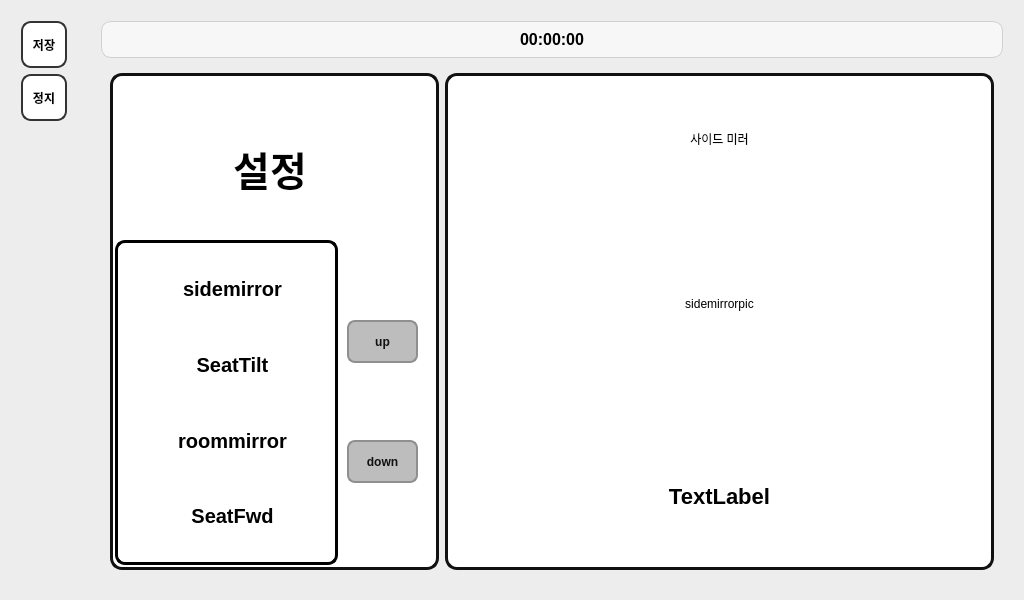
The window that MainView/mainview.ui (HYPER-MOB/2025ESWContest_mobility_6099) describes before a commit, drawn with Qt 5.
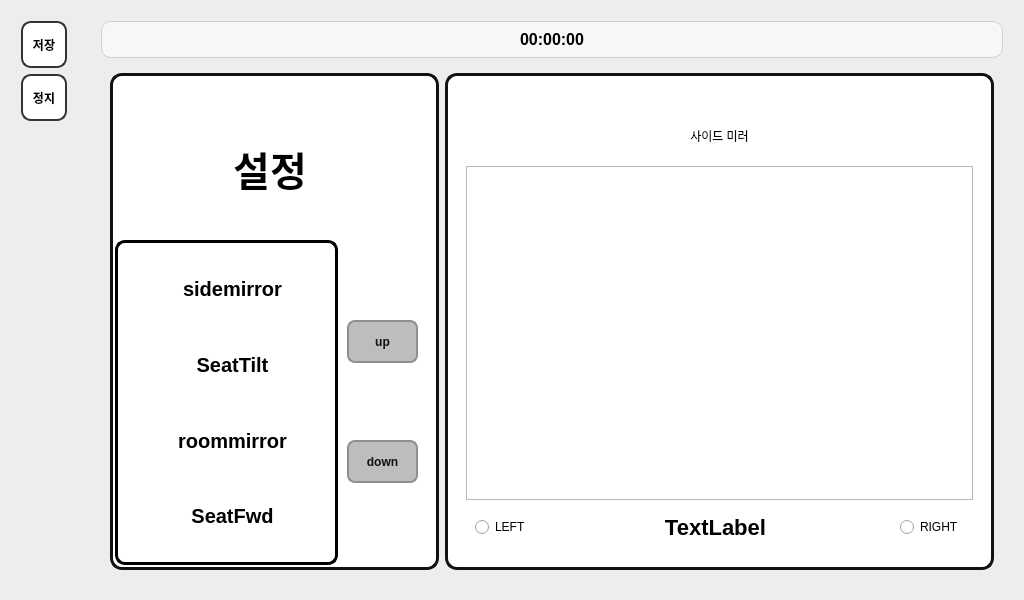
The same window after the commit. The open tabs and pages were chosen to show the change. Icons and pictures are not drawn.

```diff
--- a/MainView/mainview.ui
+++ b/MainView/mainview.ui
@@ -558,6 +558,9 @@
                 <property name="title">
                  <string/>
                 </property>
+                <property name="alignment">
+                 <set>Qt::AlignCenter</set>
+                </property>
                 <layout class="QVBoxLayout" name="verticalLayout_4">
                  <item>
                   <widget class="QStackedWidget" name="stkDetail">
@@ -596,7 +599,7 @@
                     </layout>
                    </widget>
                    <widget class="QWidget" name="pageSideMirror">
-                    <layout class="QVBoxLayout" name="verticalLayout_5" stretch="1,5,2">
+                    <layout class="QVBoxLayout" name="verticalLayout_5" stretch="1,7,0">
                      <item>
                       <widget class="QLabel" name="lblSideMirrorText">
                        <property name="text">
@@ -608,23 +611,79 @@
                       </widget>
                      </item>
                      <item>
-                      <widget class="QLabel" name="lblSideMirrorPic">
-                       <property name="text">
-                        <string>sidemirrorpic</string>
+                      <widget class="QFrame" name="SideMirrorFrame">
+                       <property name="frameShape">
+                        <enum>QFrame::StyledPanel</enum>
                        </property>
-                       <property name="alignment">
-                        <set>Qt::AlignCenter</set>
+                       <property name="frameShadow">
+                        <enum>QFrame::Raised</enum>
                        </property>
+                       <layout class="QHBoxLayout" name="horizontalLayout_6">
+                        <item>
+                         <widget class="QLabel" name="lblSideMirrorPic">
+                          <property name="maximumSize">
+                           <size>
+                            <width>300</width>
+                            <height>300</height>
+                           </size>
+                          </property>
+                          <property name="text">
+                           <string/>
+                          </property>
+                          <property name="pixmap">
+                           <pixmap resource="../resources.qrc">:/images/images/SideMirror.png</pixmap>
+                          </property>
+                          <property name="scaledContents">
+                           <bool>true</bool>
+                          </property>
+                          <property name="alignment">
+                           <set>Qt::AlignCenter</set>
+                          </property>
+                         </widget>
+                        </item>
+                       </layout>
                       </widget>
                      </item>
                      <item>
-                      <widget class="QLabel" name="lblSideMirrorValue">
-                       <property name="text">
-                        <string>TextLabel</string>
-                       </property>
-                       <property name="alignment">
-                        <set>Qt::AlignCenter</set>
-                       </property>
+                      <widget class="QWidget" name="lblSideMirrorChange" native="true">
+                       <layout class="QHBoxLayout" name="horizontalLayout_9">
+                        <item>
+                         <widget class="QRadioButton" name="radioLeft">
+                          <property name="sizePolicy">
+                           <sizepolicy hsizetype="Fixed" vsizetype="Fixed">
+                            <horstretch>0</horstretch>
+                            <verstretch>0</verstretch>
+                           </sizepolicy>
+                          </property>
+                          <property name="text">
+                           <string>LEFT</string>
+                          </property>
+                         </widget>
+                        </item>
+                        <item>
+                         <widget class="QLabel" name="lblSideMirrorValue">
+                          <property name="text">
+                           <string>TextLabel</string>
+                          </property>
+                          <property name="alignment">
+                           <set>Qt::AlignCenter</set>
+                          </property>
+                         </widget>
+                        </item>
+                        <item>
+                         <widget class="QRadioButton" name="radioRight">
+                          <property name="sizePolicy">
+                           <sizepolicy hsizetype="Fixed" vsizetype="Fixed">
+                            <horstretch>0</horstretch>
+                            <verstretch>0</verstretch>
+                           </sizepolicy>
+                          </property>
+                          <property name="text">
+                           <string>RIGHT</string>
+                          </property>
+                         </widget>
+                        </item>
+                       </layout>
                       </widget>
                      </item>
                     </layout>
```
Left out of the diff: 185 changed lines with no effect on the pictures.
